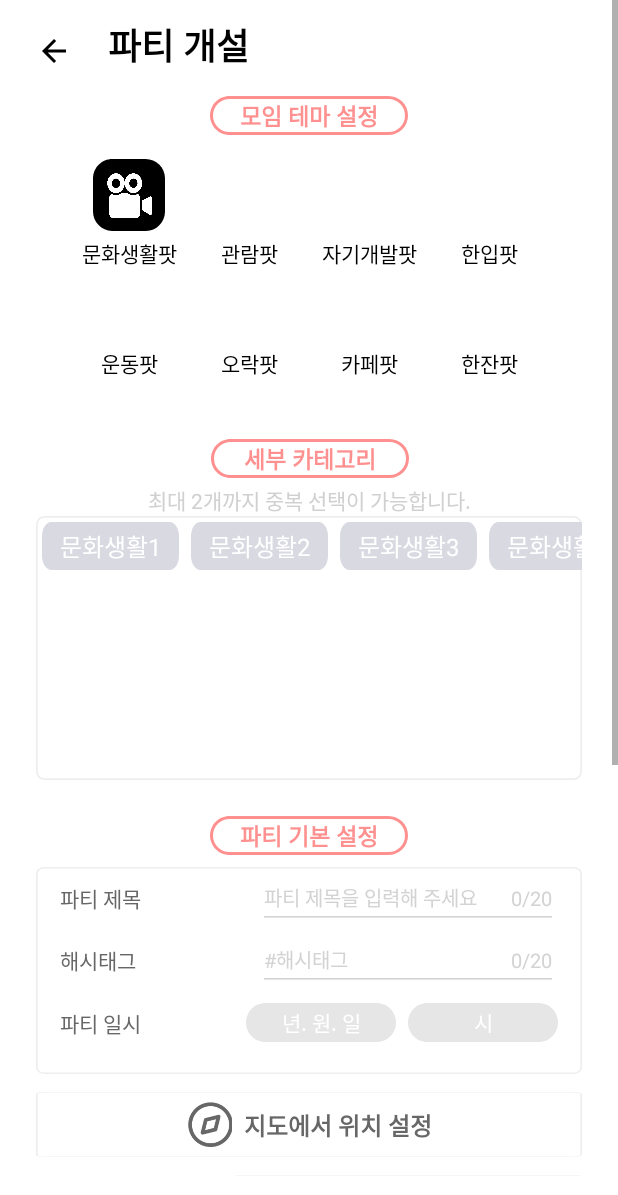
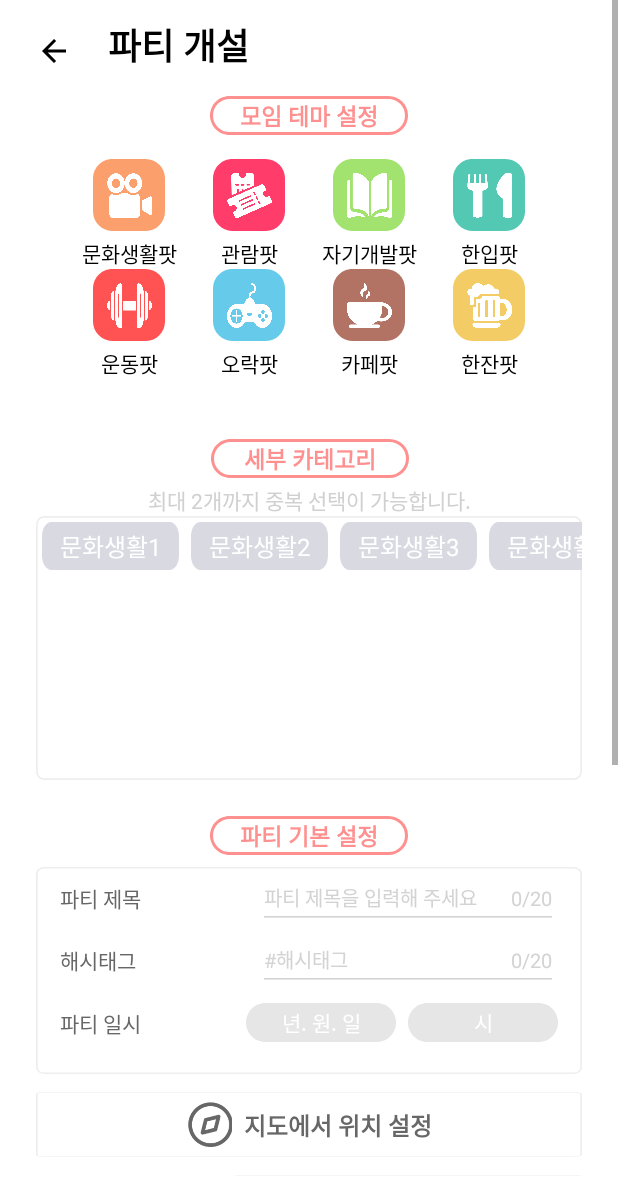
Before and after one commit to knujihyenbae/Appdong_Partying_FE, an Android app: the PartyOpenActivity screen opened directly, with no data from a screen before it, on a phone screen of 412 x 824 dp. Shown: the top 1195 px of the screen. Run offline under Robolectric (Android 15) with nearby library versions, the phone set to English and light mode, and no system bars.

Commit message:
recyclerview color finish

```diff
--- a/app/src/main/java/com/appdong/parting/PartyOpenActivity.kt
+++ b/app/src/main/java/com/appdong/parting/PartyOpenActivity.kt
@@ -179,17 +179,18 @@ class PartyOpenActivity : AppCompatActivity() {
 
     }
 
+
     private fun addDataToList() {
-        partyItemList.add(PartyItem(R.drawable.party_culture, "문화생활팟", R.color.black))
-        partyItemList.add(PartyItem(R.drawable.party_watching, "관람팟", R.color.white))
-        partyItemList.add(PartyItem(R.drawable.party_develop, "자기개발팟", R.color.white))
-        partyItemList.add(PartyItem(R.drawable.party_eat, "한입팟", R.color.white))
-        partyItemList.add(PartyItem(R.drawable.party_health, "운동팟", R.color.white))
-        partyItemList.add(PartyItem(R.drawable.party_game, "오락팟", R.color.white))
-        partyItemList.add(PartyItem(R.drawable.party_cafe, "카페팟", R.color.white))
-        partyItemList.add(PartyItem(R.drawable.party_drunk, "한잔팟", R.color.white))
+        partyItemList.add(PartyItem(R.drawable.party_culture, "문화생활팟", R.color.party_1))
+        partyItemList.add(PartyItem(R.drawable.party_watching, "관람팟", R.color.party_2))
+        partyItemList.add(PartyItem(R.drawable.party_develop, "자기개발팟", R.color.party_3))
+        partyItemList.add(PartyItem(R.drawable.party_eat, "한입팟", R.color.party_4))
+        partyItemList.add(PartyItem(R.drawable.party_health, "운동팟", R.color.party_5))
+        partyItemList.add(PartyItem(R.drawable.party_game, "오락팟", R.color.party_6))
+        partyItemList.add(PartyItem(R.drawable.party_cafe, "카페팟", R.color.party_7))
+        partyItemList.add(PartyItem(R.drawable.party_drunk, "한잔팟", R.color.party_8))
+    }
 
-    }
 
     private fun init2() {
         recyclerView = binding.recyclerViewCategory
```
